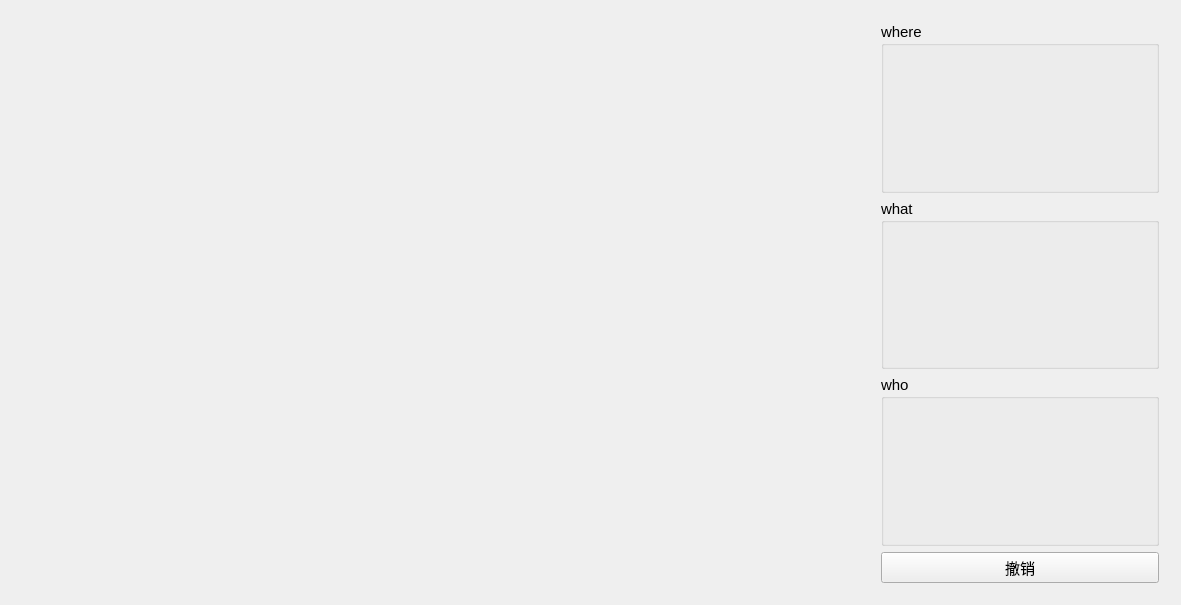
The window that mainwidget.ui (zonekey/img_classifier_prepare) describes before a commit, drawn with Qt 5.
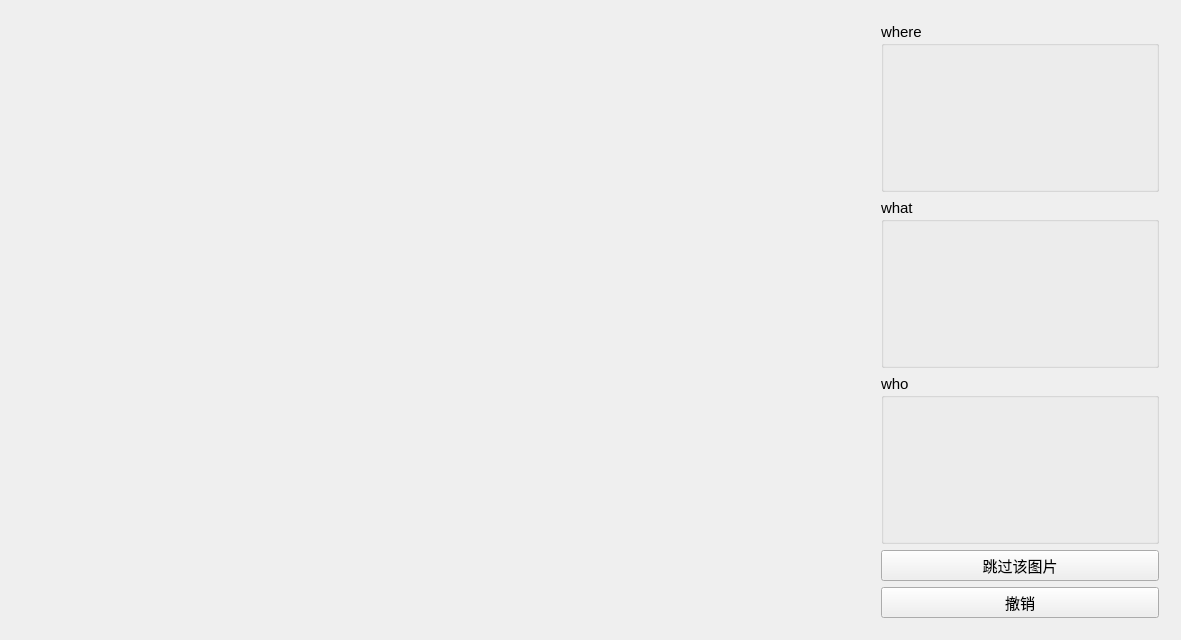
The same window after the commit.

Commit message: 新增 skip 功能，对于暂时无法决定类别的使用

What changed in the file:
```diff
--- a/mainwidget.ui
+++ b/mainwidget.ui
@@ -7,7 +7,7 @@
     <x>0</x>
     <y>0</y>
     <width>1181</width>
-    <height>605</height>
+    <height>640</height>
    </rect>
   </property>
   <property name="font">
@@ -78,6 +78,13 @@
           </item>
          </layout>
         </item>
+        <item>
+         <widget class="QPushButton" name="pushButton_skip">
+          <property name="text">
+           <string>跳过该图片</string>
+          </property>
+         </widget>
+        </item>
         <item>
          <widget class="QPushButton" name="button_undo">
           <property name="text">
```
The commit also changes 2 other files.
